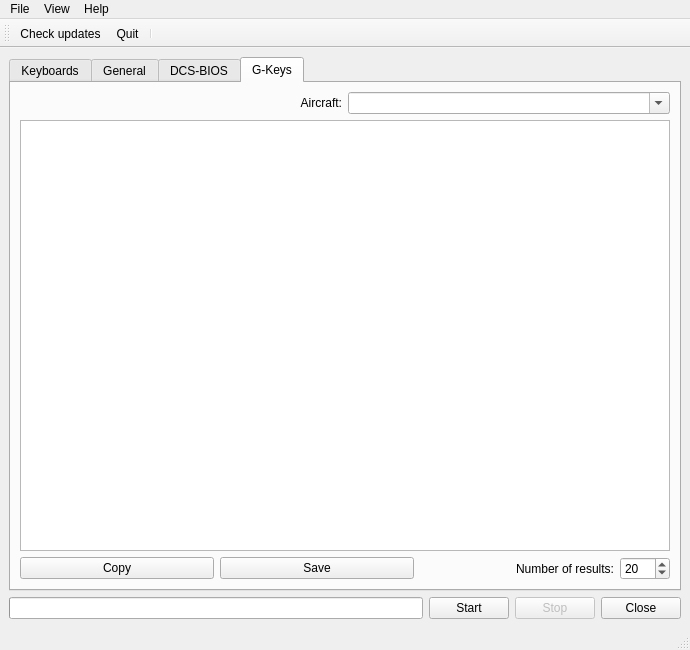
This is dcspy/ui/qtdcs.ui in emcek/dcspy as Qt 5 draws it before an edit. The edited form follows.
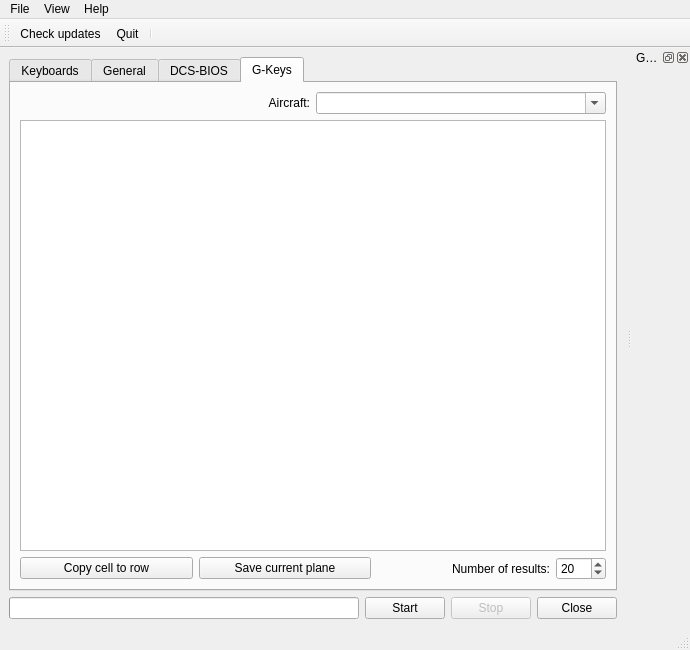
This is the edited form. The open tabs and pages were chosen to show the change. Icons and pictures are not drawn.

Commit message: add dock widget for layout presentation

```diff
--- a/dcspy/ui/qtdcs.ui
+++ b/dcspy/ui/qtdcs.ui
@@ -514,7 +514,7 @@
                <string>Copy selected cell to whole row</string>
               </property>
               <property name="text">
-               <string>Copy</string>
+               <string>Copy cell to row</string>
               </property>
              </widget>
             </item>
@@ -524,7 +524,7 @@
                <string>Save current plane configuration</string>
               </property>
               <property name="text">
-               <string>Save</string>
+               <string>Save current plane</string>
               </property>
              </widget>
             </item>
@@ -661,6 +661,34 @@
    <addaction name="a_quit"/>
    <addaction name="separator"/>
   </widget>
+  <widget class="QDockWidget" name="dw_gkeys">
+   <property name="floating">
+    <bool>false</bool>
+   </property>
+   <property name="features">
+    <set>QDockWidget::DockWidgetClosable|QDockWidget::DockWidgetFloatable</set>
+   </property>
+   <property name="allowedAreas">
+    <set>Qt::RightDockWidgetArea</set>
+   </property>
+   <property name="windowTitle">
+    <string>G-Keys layout</string>
+   </property>
+   <attribute name="dockWidgetArea">
+    <number>2</number>
+   </attribute>
+   <widget class="QWidget" name="dockWidgetContents">
+    <layout class="QVBoxLayout" name="verticalLayout_2">
+     <item>
+      <widget class="QLabel" name="l_keyboard">
+       <property name="text">
+        <string/>
+       </property>
+      </widget>
+     </item>
+    </layout>
+   </widget>
+  </widget>
   <action name="a_report_issue">
    <property name="icon">
     <iconset resource="../qtgui.qrc">
```
Left out of the diff: 11 changed lines with no effect on the pictures. The commit also changes 2 other files.
